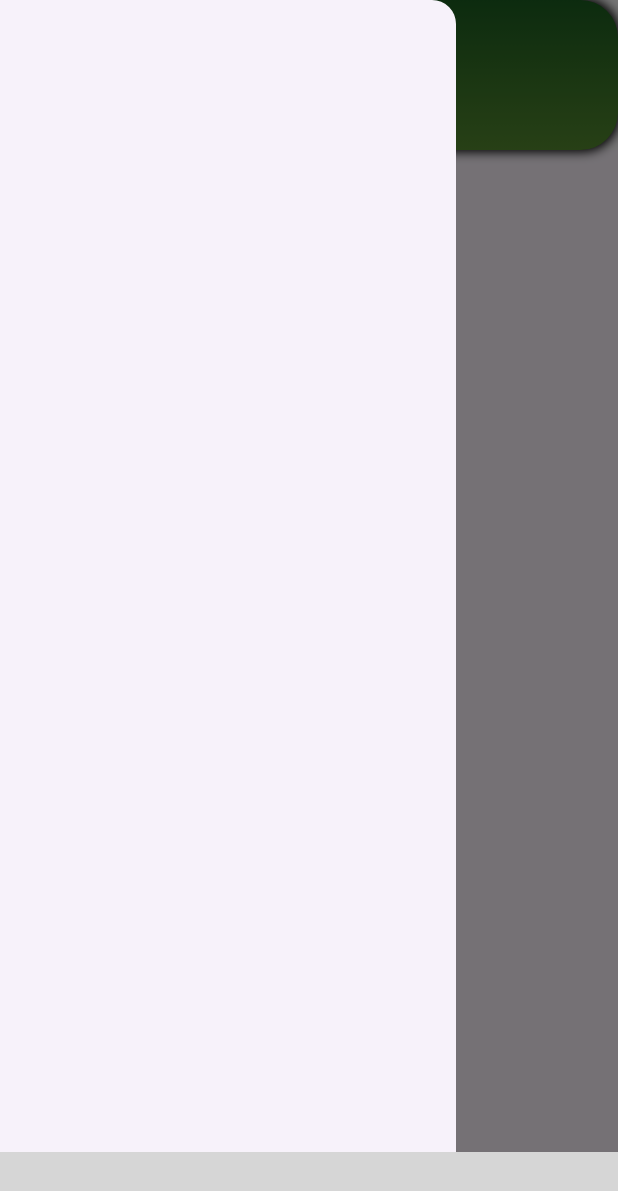
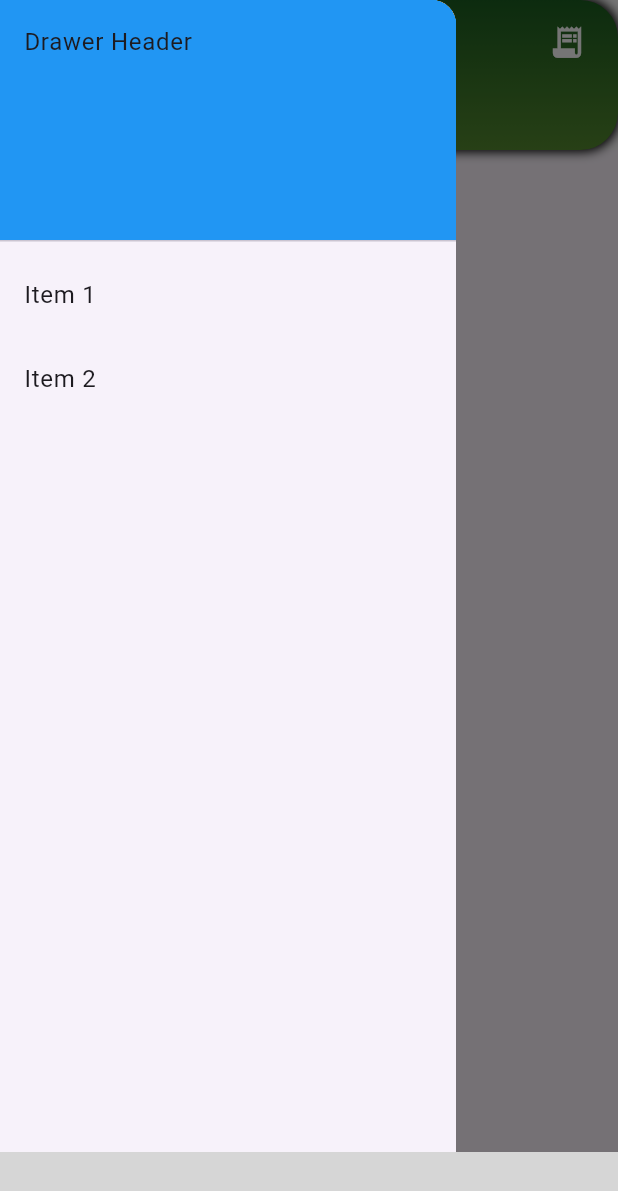
Before and after one commit to bekirglr/flutter-finance_Tracking, a Flutter app: the screen it shows after launch, with the side drawer open, on a phone screen of 412 x 824 dp. Shown: the top 1191 px of the screen. Run offline on Flutter 3.47's test engine with Material 3 defaults, Android fonts, the phone set to English and light mode, and no system bars; our stand-ins replace sqflite; missing offline and left inert: bottom_bar_with_sheet; accounts and stored records are empty; statements that could not run were skipped; grey boxes are pictures that could not be loaded.

Commit message:
The code has been improved.

```diff
--- a/lib/main.dart
+++ b/lib/main.dart
@@ -11,7 +11,11 @@ class MyApp extends StatelessWidget {
     return MaterialApp(
       title: 'Finance App',
       debugShowCheckedModeBanner: false,
-      theme: ThemeData(),
+      theme: ThemeData(
+        iconTheme: const IconThemeData(
+          color: Colors.green,
+        ),
+      ),
       home: HomePage(),
     );
   }
--- a/lib/screens/home_screen.dart
+++ b/lib/screens/home_screen.dart
@@ -16,14 +16,27 @@ class _HomePageState extends State<HomePage> {
       appBar: PreferredSize(
         preferredSize: const Size.fromHeight(100),
         child: AppBar(
+          foregroundColor: Colors.white,
+          centerTitle: true,
           title: const Text(
             'Ana Sayfa',
             style: TextStyle(color: Colors.white),
           ),
-          centerTitle: true,
           shape: RoundedRectangleBorder(
             borderRadius: BorderRadius.circular(25),
           ),
+          actions: [
+            Padding(
+              padding: const EdgeInsets.fromLTRB(0, 0, 10, 0),
+              child: IconButton(
+                  onPressed: () => {},
+                  icon: Icon(
+                    Icons.receipt_long,
+                    size: 25,
+                    color: Colors.white,
+                  )),
+            )
+          ],
           flexibleSpace: Container(
             decoration: BoxDecoration(
               boxShadow: const [
@@ -46,7 +59,27 @@ class _HomePageState extends State<HomePage> {
           ),
         ),
       ),
-      drawer: const Drawer(),
+      drawer: Drawer(
+        child: ListView(
+          padding: EdgeInsets.zero,
+          children: [
+            const DrawerHeader(
+              decoration: BoxDecoration(
+                color: Colors.blue,
+              ),
+              child: Text('Drawer Header'),
+            ),
+            ListTile(
+              title: const Text('Item 1'),
+              onTap: () {},
+            ),
+            ListTile(
+              title: const Text('Item 2'),
+              onTap: () {},
+            ),
+          ],
+        ),
+      ),
       body: const DraggableSheetPanel(),
     );
   }
--- a/lib/widgets/draggablesheet_panel.dart
+++ b/lib/widgets/draggablesheet_panel.dart
@@ -1,11 +1,9 @@
-// draggablesheet_panel.dart
-
 import 'package:flutter/material.dart';
 import '../data/db_helper.dart';
 import 'package:bottom_bar_with_sheet/bottom_bar_with_sheet.dart';
 
 class DraggableSheetPanel extends StatefulWidget {
-  const DraggableSheetPanel({super.key});
+  const DraggableSheetPanel({Key? key});
 
   @override
   State<DraggableSheetPanel> createState() => _DraggableSheetPanelState();
@@ -22,6 +20,8 @@ class _DraggableSheetPanelState extends State<DraggableSheetPanel> {
   Widget build(BuildContext context) {
     return Scaffold(
       bottomNavigationBar: BottomBarWithSheet(
+        autoClose: true,
+        curve: Curves.easeOut,
         controller: _bottomBarController,
         bottomBarTheme: const BottomBarTheme(
           decoration: BoxDecoration(
@@ -35,11 +35,10 @@ class _DraggableSheetPanelState extends State<DraggableSheetPanel> {
                   offset: Offset(0, 1),
                 )
               ]),
-          itemIconColor: Colors.grey,
         ),
         items: const [
-          BottomBarWithSheetItem(icon: Icons.people),
-          BottomBarWithSheetItem(icon: Icons.favorite),
+          BottomBarWithSheetItem(icon: Icons.assessment, label: "Gelir"),
+          BottomBarWithSheetItem(icon: Icons.trending_down, label: "Gider"),
         ],
         sheetChild: Padding(
           padding: const EdgeInsets.all(10.0),
```
